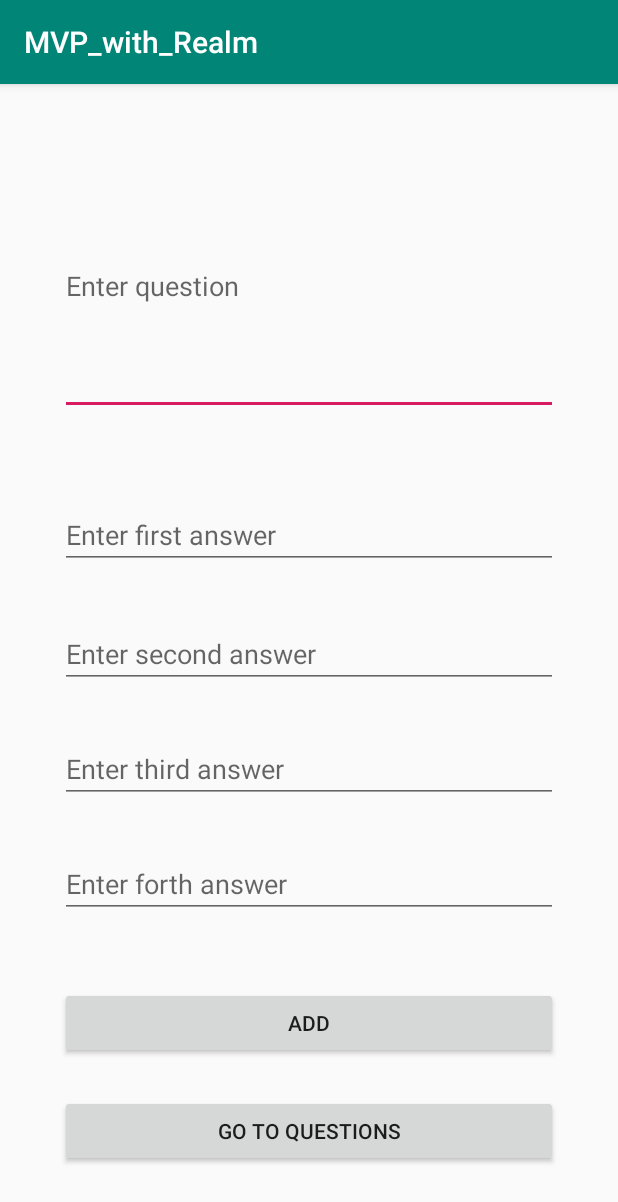
After one commit to yura2000/registration-realm-app, an Android app: the AddQuestionActivity screen opened directly, with no data from a screen before it, on a phone screen of 412 x 824 dp. The commit adds this screen. Shown: the top 1202 px of the screen. Run offline under Robolectric (Android 15) with nearby library versions, the phone set to English and light mode, and no system bars; libraries missing offline, so code that uses them is left out: io.realm; 3 statements that could not run were skipped.

Commit message:
Added AddQuestion and Test

```diff
--- a/app/src/main/AndroidManifest.xml
+++ b/app/src/main/AndroidManifest.xml
@@ -16,8 +16,10 @@
                 <category android:name="android.intent.category.LAUNCHER"/>
             </intent-filter>
         </activity>
-        <activity android:name=".MainActivity"></activity>
-        <activity android:name=".registration.RegisterActivity"></activity>
+        <activity android:name=".MainActivity"/>
+        <activity android:name=".registration.RegisterActivity"/>
+        <activity android:name=".new_question.AddQuestionActivity"/>
+        <activity android:name=".test.TestActivity"/>
     </application>
 
 </manifest>
--- a/app/src/main/java/com/example/mvp_with_realm/auth/AuthPresenter.kt
+++ b/app/src/main/java/com/example/mvp_with_realm/auth/AuthPresenter.kt
@@ -17,7 +17,7 @@ class AuthPresenter(private val view: AuthView, private val service: AuthService
         }
         val loginSucceeded = service.auth(username, password)
         if (loginSucceeded) {
-            view.startMainActivity()
+            view.startAddQuestionActivity()
             return
         }
         view.showLoginIncorrectError(R.string.auth_failed)
--- a/app/src/main/java/com/example/mvp_with_realm/auth/AuthView.kt
+++ b/app/src/main/java/com/example/mvp_with_realm/auth/AuthView.kt
@@ -13,5 +13,7 @@ interface AuthView {
 
     fun startMainActivity()
 
+    fun startAddQuestionActivity()
+
     fun showLoginIncorrectError(resId: Int)
 }
--- /dev/null
+++ b/app/src/main/java/com/example/mvp_with_realm/new_question/AddQuestionService.kt
@@ -0,0 +1,5 @@
+package com.example.mvp_with_realm.new_question
+
+class AddQuestionService {
+
+}
--- /dev/null
+++ b/app/src/main/java/com/example/mvp_with_realm/new_question/AddQuestionView.kt
@@ -0,0 +1,28 @@
+package com.example.mvp_with_realm.new_question
+
+interface AddQuestionView {
+
+    val question: String
+
+    val answer1: String
+
+    val answer2: String
+
+    val answer3: String
+
+    val answer4: String
+
+    fun showQuestionError(resId: Int)
+
+    fun showAnswer1Error(resId: Int)
+
+    fun showAnswer2Error(resId: Int)
+
+    fun showAnswer3Error(resId: Int)
+
+    fun showAnswer4Error(resId: Int)
+
+    fun showAddSuccess(resId: Int)
+
+    fun startTestActivity()
+}
--- a/app/src/main/java/com/example/mvp_with_realm/registration/RegisterActivity.kt
+++ b/app/src/main/java/com/example/mvp_with_realm/registration/RegisterActivity.kt
@@ -17,8 +17,6 @@ import kotlinx.android.synthetic.main.activity_register.*
 
 class RegisterActivity : AppCompatActivity(), RegisterView {
 
-    private var usernameView: EditText? = null
-    private var passwordView: EditText? = null
     private var presenter: RegisterPresenter? = null
 
     override fun onCreate(savedInstanceState: Bundle?) {
--- /dev/null
+++ b/app/src/main/res/layout/activity_add_question.xml
@@ -0,0 +1,87 @@
+<?xml version="1.0" encoding="utf-8"?>
+<android.support.constraint.ConstraintLayout
+        xmlns:android="http://schemas.android.com/apk/res/android"
+        xmlns:tools="http://schemas.android.com/tools"
+        xmlns:app="http://schemas.android.com/apk/res-auto"
+        android:layout_width="match_parent"
+        android:layout_height="match_parent"
+        tools:context=".new_question.AddQuestionActivity">
+
+    <EditText
+            android:layout_width="0dp"
+            android:layout_height="0dp"
+            android:inputType="textPersonName"
+            android:ems="10"
+            android:id="@+id/question_et"
+            android:hint="Enter question"
+            android:layout_marginTop="49dp"
+            android:layout_marginBottom="57dp" app:layout_constraintEnd_toEndOf="parent"
+            app:layout_constraintBottom_toTopOf="@+id/answer1_et" app:layout_constraintTop_toTopOf="parent"
+            app:layout_constraintStart_toStartOf="parent"
+            android:layout_marginStart="40dp" android:layout_marginEnd="40dp"/>
+    <EditText
+            android:layout_width="0dp"
+            android:layout_height="wrap_content"
+            android:inputType="textPersonName"
+            android:ems="10"
+            android:id="@+id/answer1_et"
+            android:hint="Enter first answer"
+            app:layout_constraintTop_toBottomOf="@+id/question_et" android:layout_marginBottom="34dp"
+            app:layout_constraintEnd_toEndOf="parent" app:layout_constraintBottom_toTopOf="@+id/answer2_et"
+            app:layout_constraintStart_toStartOf="parent"
+            android:layout_marginStart="40dp" android:layout_marginEnd="40dp"/>
+    <EditText
+            android:layout_width="0dp"
+            android:layout_height="wrap_content"
+            android:inputType="textPersonName"
+            android:ems="10"
+            android:id="@+id/answer2_et"
+            android:hint="Enter second answer"
+            app:layout_constraintTop_toBottomOf="@+id/answer1_et" android:layout_marginBottom="31dp"
+            app:layout_constraintEnd_toEndOf="parent" app:layout_constraintBottom_toTopOf="@+id/answer3_et"
+            app:layout_constraintStart_toStartOf="parent"
+            android:layout_marginStart="40dp" android:layout_marginEnd="40dp"/>
+    <EditText
+            android:layout_width="0dp"
+            android:layout_height="wrap_content"
+            android:inputType="textPersonName"
+            android:ems="10"
+            android:id="@+id/answer3_et"
+            android:hint="Enter third answer"
+            app:layout_constraintTop_toBottomOf="@+id/answer2_et" android:layout_marginBottom="31dp"
+            app:layout_constraintEnd_toEndOf="parent" app:layout_constraintBottom_toTopOf="@+id/answer4_et"
+            app:layout_constraintStart_toStartOf="parent"
+            android:layout_marginStart="40dp" android:layout_marginEnd="40dp"/>
+    <EditText
+            android:layout_width="0dp"
+            android:layout_height="wrap_content"
+            android:inputType="textPersonName"
+            android:ems="10"
+            android:id="@+id/answer4_et"
+            android:hint="Enter forth answer"
+            app:layout_constraintTop_toBottomOf="@+id/answer3_et" android:layout_marginBottom="46dp"
+            app:layout_constraintEnd_toEndOf="parent" app:layout_constraintBottom_toTopOf="@+id/add_btn"
+            app:layout_constraintStart_toStartOf="parent"
+            android:layout_marginStart="40dp" android:layout_marginEnd="40dp"/>
+    <Button
+            android:text="Add"
+            android:layout_width="0dp"
+            android:layout_height="wrap_content"
+            android:id="@+id/add_btn"
+            android:onClick="onAddClicked"
+            app:layout_constraintTop_toBottomOf="@+id/answer4_et" android:layout_marginBottom="24dp"
+            app:layout_constraintEnd_toEndOf="parent" app:layout_constraintBottom_toTopOf="@+id/go_to_questions_btn"
+            app:layout_constraintStart_toStartOf="parent"
+            android:layout_marginStart="40dp" android:layout_marginEnd="40dp"/>
+    <Button
+            android:text="Go to questions"
+            android:layout_width="0dp"
+            android:layout_height="wrap_content"
+            android:id="@+id/go_to_questions_btn"
+            android:onClick="onGoToQuestionClicked"
+            app:layout_constraintTop_toBottomOf="@+id/add_btn"
+            android:layout_marginBottom="46dp" app:layout_constraintEnd_toEndOf="parent"
+            app:layout_constraintStart_toStartOf="parent"
+            app:layout_constraintBottom_toBottomOf="parent" android:layout_marginStart="40dp"
+            android:layout_marginEnd="40dp"/>
+</android.support.constraint.ConstraintLayout>
--- a/app/src/main/res/values/strings.xml
+++ b/app/src/main/res/values/strings.xml
@@ -11,4 +11,5 @@
     <string name="main">Main</string>
     <string name="register">Register</string>
     <string name="usernameExists">A user with this username already exists!</string>
+    <string name="enter_data">Please enter a data!</string>
 </resources>
```
Also changed, not shown: app/src/main/java/com/example/mvp_with_realm/auth/AuthActivity.kt (+7 -0 lines), app/src/main/java/com/example/mvp_with_realm/auth/AuthService.kt (+15 -0 lines), app/src/main/java/com/example/mvp_with_realm/new_question/AddQuestionActivity.kt (added, +78 -0 lines), app/src/main/java/com/example/mvp_with_realm/new_question/AddQuestionPresenter.kt (added, +60 -0 lines), app/src/main/java/com/example/mvp_with_realm/new_question/Answer.kt (added, +12 -0 lines), app/src/main/java/com/example/mvp_with_realm/new_question/Question.kt (added, +15 -0 lines), app/src/main/java/com/example/mvp_with_realm/registration/MyMigration.kt (added, +31 -0 lines), app/src/main/java/com/example/mvp_with_realm/registration/RegisterPresenter.kt (+4 -3 lines), app/src/main/java/com/example/mvp_with_realm/test/TestActivity.kt (added, +34 -0 lines), app/src/main/res/layout/activity_test.xml (added, +65 -0 lines).
